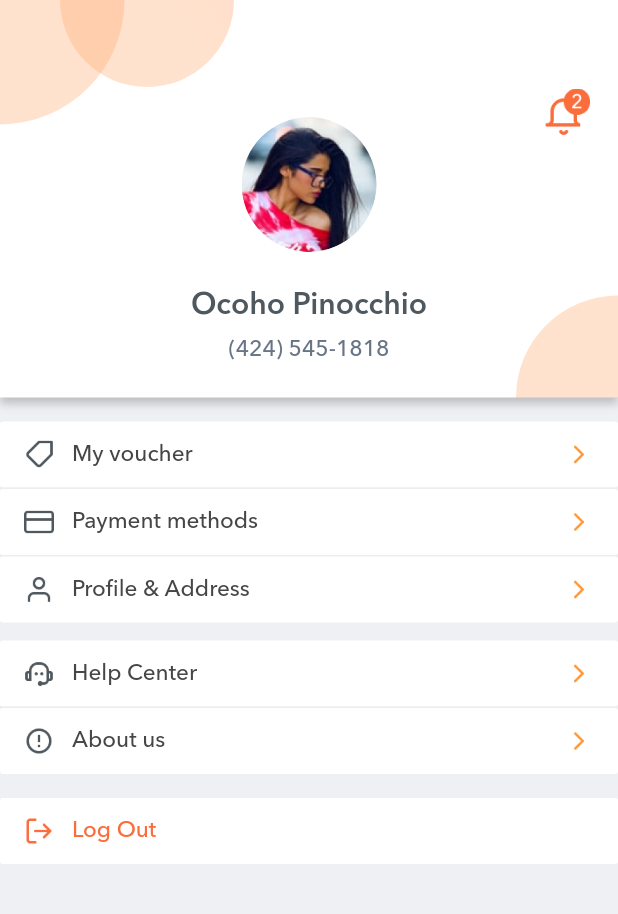
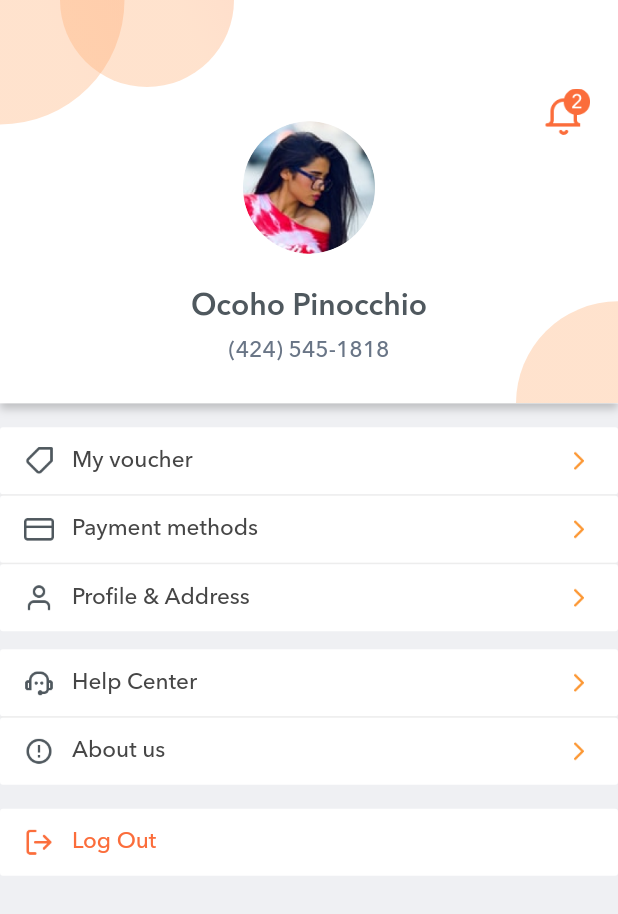
Before and after one commit to TrungNguyen1208/foodedu, a Flutter app: the ProfileTabScreen screen opened directly, on a phone screen of 412 x 824 dp. Shown: the top 914 px of the screen. Run offline on Flutter 3.47's test engine with Material 2 defaults, Android fonts, the phone set to English and light mode, and no system bars; our stand-ins replace flutter_screenutil, google_nav_bar; project files that could hold a hidden picture were left out.

Commit message:
Add screen util and order_tab_screen.dart

```diff
--- a/lib/commom/button/list_title_button.dart
+++ b/lib/commom/button/list_title_button.dart
@@ -1,6 +1,7 @@
 import 'package:flutter/material.dart';
 import 'package:foodedu/general/constant/app_image_path.dart';
 import 'package:foodedu/general/constant/app_theme.dart';
+import 'package:flutter_screenutil/flutter_screenutil.dart';
 
 class ListTitleButton extends StatelessWidget {
   final String title;
@@ -24,7 +25,7 @@ class ListTitleButton extends StatelessWidget {
   Widget build(BuildContext context) {
     return Container(
       width: double.infinity,
-      height: 44,
+      height: 44.h,
       child: FlatButton(
         onPressed: (onPress != null) ? onPress : () {},
         highlightColor: Colors.transparent,
--- a/lib/commom/container/profile_header_view.dart
+++ b/lib/commom/container/profile_header_view.dart
@@ -2,6 +2,7 @@ import 'package:flutter/material.dart';
 import 'package:foodedu/general/constant/app_constant.dart';
 import 'package:foodedu/general/constant/app_image_path.dart';
 import 'package:foodedu/general/constant/app_theme.dart';
+import 'package:flutter_screenutil/flutter_screenutil.dart';
 
 class ProfileHeaderView extends StatelessWidget {
   static const BoxDecoration _boxCircleGradient = BoxDecoration(
@@ -19,7 +20,7 @@ class ProfileHeaderView extends StatelessWidget {
   Widget build(BuildContext context) {
     return Container(
       width: double.infinity,
-      height: 265,
+      height: 265.h,
       decoration: BoxDecoration(
         color: Colors.white,
         boxShadow: [
@@ -75,8 +76,8 @@ class ProfileHeaderView extends StatelessWidget {
           mainAxisAlignment: MainAxisAlignment.center,
           children: <Widget>[
             Container(
-              height: 90,
-              width: 90,
+              height: 87.h,
+              width: 87.h,
               decoration: const BoxDecoration(
                   shape: BoxShape.circle,
                   image: DecorationImage(
--- a/lib/main.dart
+++ b/lib/main.dart
@@ -22,6 +22,7 @@ class FoodApp extends StatelessWidget {
         }
       },
       child: ScreenUtilInit(
+        designSize: const Size(375.0, 812.0),
         allowFontScaling: false,
         builder: () => MaterialApp(
           title: 'Foodude',
```
Also changed, not shown: lib/feature/module_order/order_tab/order_tab_screen.dart (+23 -2 lines).
